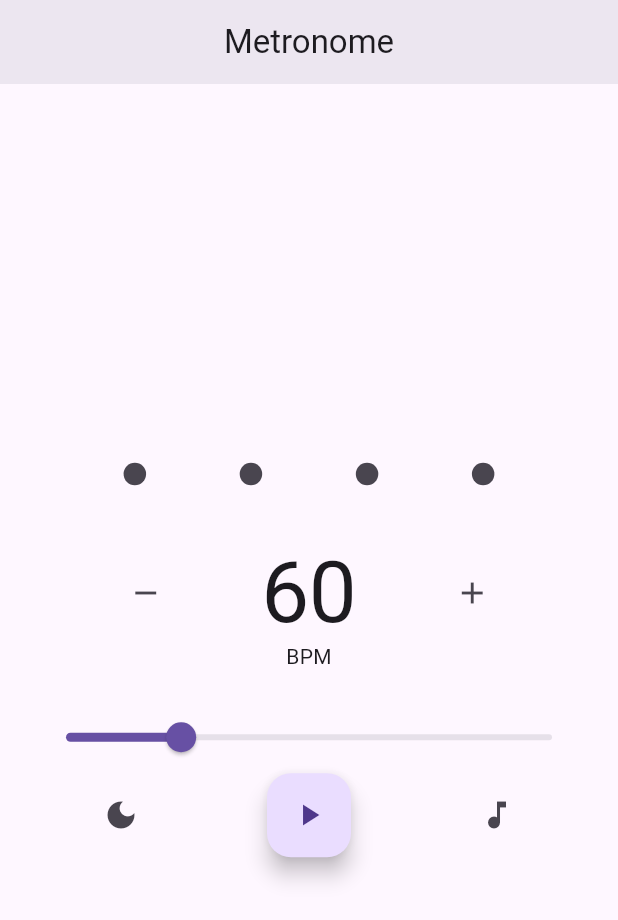
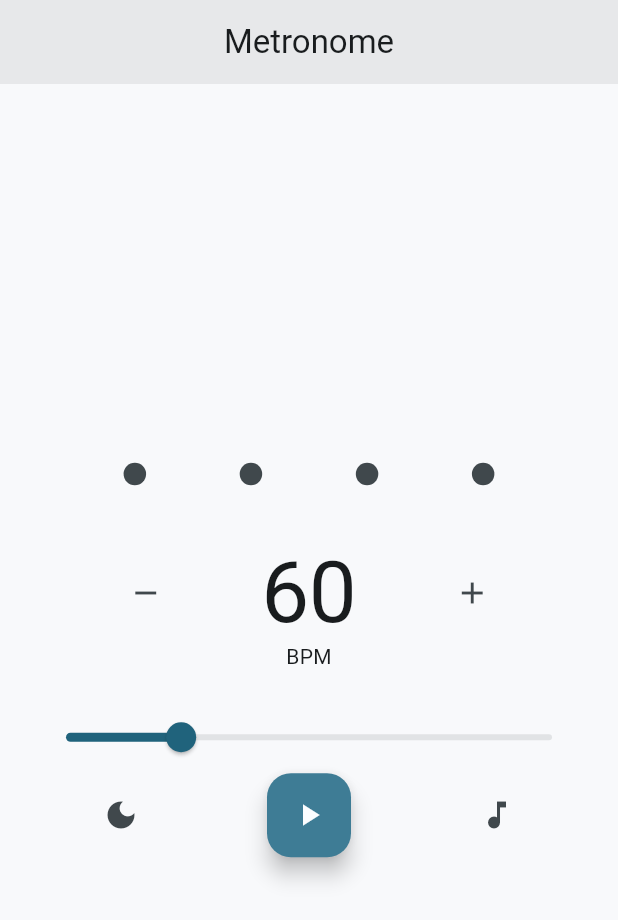
Before and after one commit to GreatApe77/metronome, a Flutter app: the screen it shows after launch, on a phone screen of 412 x 824 dp. Shown: the top 920 px of the screen. Run offline on Flutter 3.47's test engine with Material 3 defaults, Android fonts, the phone set to English and light mode, and no system bars; our stand-ins replace bloc, flutter_bloc, hydrated_bloc; missing offline and left inert: flutter_soloud.

Commit message:
configure themes

```diff
--- /dev/null
+++ b/lib/shared/theme_colors.dart
@@ -0,0 +1,15 @@
+import 'package:flutter/material.dart';
+
+abstract class ThemeColors {
+  static ColorScheme lightColorScheme = ColorScheme.fromSeed(
+    seedColor: Color(0x004b88a2),
+    //secondary: Color(0xfe67e61),
+    dynamicSchemeVariant: DynamicSchemeVariant.fidelity
+  );
+  static ColorScheme darkColorScheme = ColorScheme.fromSeed(
+    seedColor: Color(0xfe67e61),
+    //secondary: Color(0xfe67e61),
+    brightness: Brightness.dark,
+    dynamicSchemeVariant: DynamicSchemeVariant.fidelity
+  );
+}
--- a/lib/view/app_widget.dart
+++ b/lib/view/app_widget.dart
@@ -1,6 +1,7 @@
 import 'package:flutter/material.dart';
 import 'package:flutter_bloc/flutter_bloc.dart';
 import 'package:metronome/blocs/theme/theme_bloc.dart';
+import 'package:metronome/shared/theme_colors.dart';
 import 'package:metronome/view/pages/home_page.dart';
 
 class AppWidget extends StatelessWidget {
@@ -12,8 +13,8 @@ class AppWidget extends StatelessWidget {
         return MaterialApp(
           title: 'Metronome',
           themeMode: state is ThemeDark ? ThemeMode.dark : ThemeMode.light,
-          darkTheme: ThemeData.dark(),
-          theme: ThemeData.light(),
+          darkTheme: ThemeData.from(colorScheme: ThemeColors.darkColorScheme),
+          theme: ThemeData.from(colorScheme: ThemeColors.lightColorScheme),
           home: const HomePage(),
         );
       },
```
